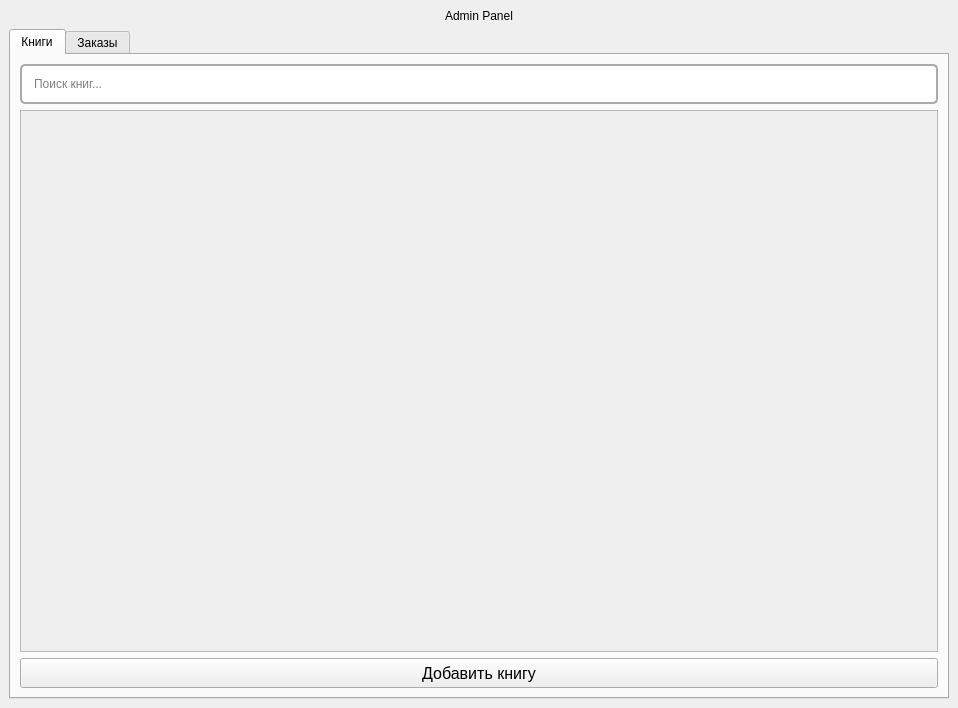
The window that design/ui/admin_view.ui (Sandrkll1/BookStore) describes before a commit, drawn with Qt 5.
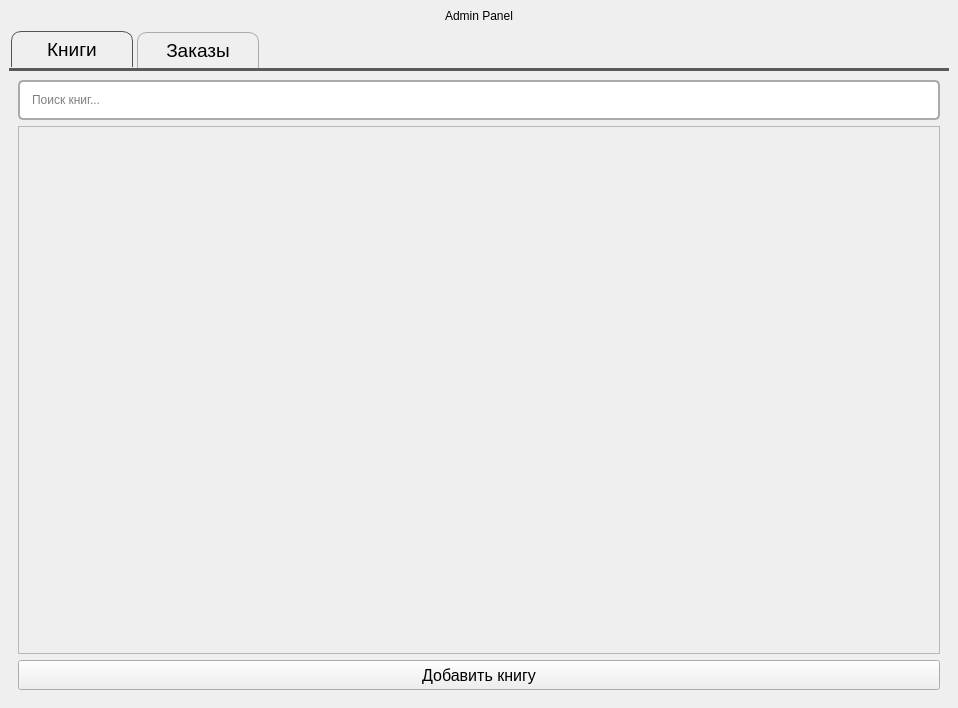
The same window after the commit.

What changed in the file:
```diff
--- a/design/ui/admin_view.ui
+++ b/design/ui/admin_view.ui
@@ -36,10 +36,46 @@
         <height>0</height>
        </size>
       </property>
+      <property name="styleSheet">
+       <string notr="true">QTabWidget::pane {
+       border-top: 3px solid #5a5a5a; /* Provides a border at the top of the content area */
+   }
+
+   QTabBar::tab {
+       border: 1px solid #aaa;    /* Border around each tab */
+       border-bottom: none;       /* Remove the bottom border to merge with the content pane */
+       border-top-left-radius: 10px;  /* Rounded top-left corner */
+       border-top-right-radius: 10px; /* Rounded top-right corner */
+       padding: 10px;             /* Space around the text */
+       margin: 2px;               /* Space between tabs */
+       margin-bottom: 0px;        /* Reduce bottom margin to let tabs touch the content pane */
+       box-shadow: 0 2px 5px rgba(0, 0, 0, 0.1); /* Subtle shadow for depth */
+       transition: 0.3s;          /* Transition effect for smooth changes */
+		font-size: 14pt;
+		width: 100px;
+		height: 15px;
+   }
+
+   QTabBar::tab:selected {
+       border-color: #555;       /* Darker border for the selected tab */
+       box-shadow: 0 3px 8px rgba(0, 0, 0, 0.15); /* Slightly more pronounced shadow for the selected tab */
+   }
+
+
+   QTabBar::tab:!selected {
+       margin-top: 3px;            /* Unselected tabs are slightly lower */
+       box-shadow: 0 1px 3px rgba(0, 0, 0, 0.05); /* Subtle shadow for unselected tabs */
+   }</string>
+      </property>
       <property name="currentIndex">
        <number>0</number>
       </property>
       <widget class="QWidget" name="booksTab">
+       <property name="font">
+        <font>
+         <pointsize>12</pointsize>
+        </font>
+       </property>
        <attribute name="title">
         <string>Книги</string>
        </attribute>
@@ -67,8 +103,8 @@
             <rect>
              <x>0</x>
              <y>0</y>
-             <width>914</width>
-             <height>489</height>
+             <width>920</width>
+             <height>473</height>
             </rect>
            </property>
            <layout class="QVBoxLayout" name="productsVerticalLayout">
```
Left out of the diff: 6 changed lines with no effect on the pictures.
